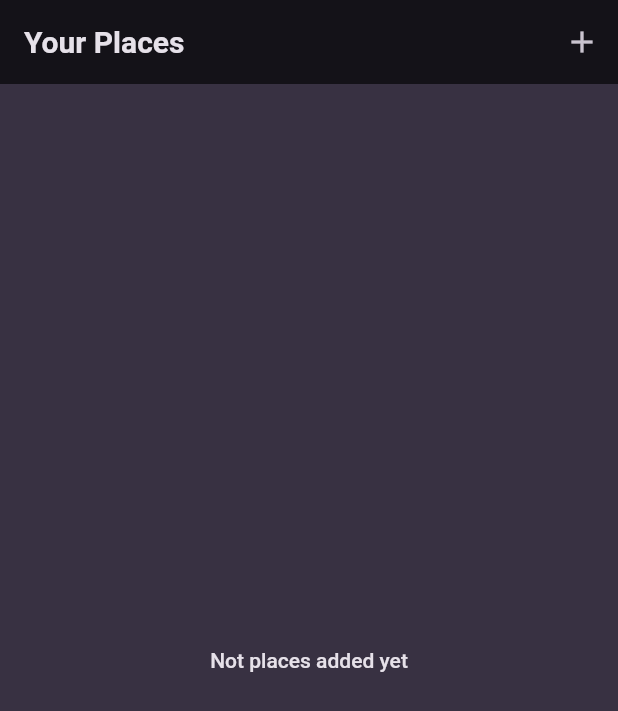
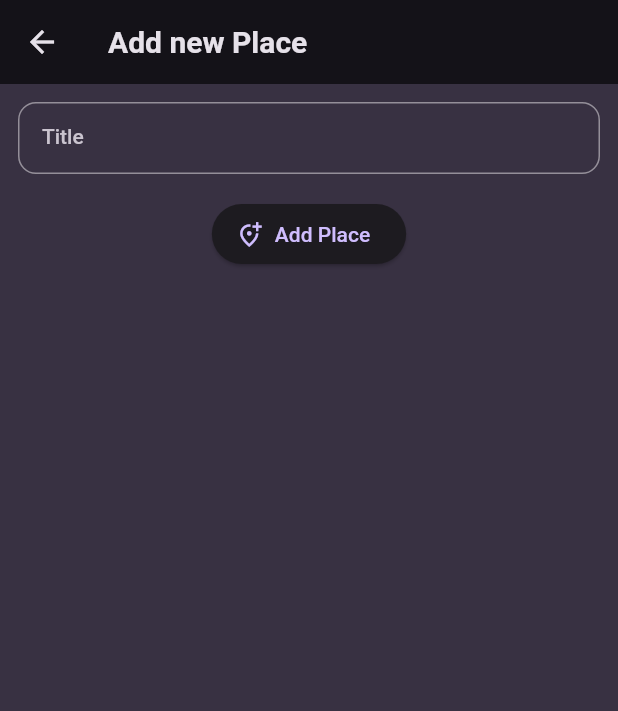
Before and after one commit to jsare/favorite_places, a Flutter app: the screen it shows after launch, after a tap on the "add" icon, on a phone screen of 412 x 824 dp. Shown: the top 711 px of the screen. Run offline on Flutter 3.47's test engine with Material 2 defaults, Android fonts, the phone set to English and light mode, and no system bars; our stand-ins replace google_fonts.

Commit message:
Added place screen

```diff
--- /dev/null
+++ b/lib/screens/add_place_screen.dart
@@ -0,0 +1,52 @@
+import 'package:flutter/material.dart';
+
+class AddPlaceScreen extends StatefulWidget {
+  const AddPlaceScreen({super.key});
+
+  @override
+  State<AddPlaceScreen> createState() => _AddPlaceScreenState();
+}
+
+class _AddPlaceScreenState extends State<AddPlaceScreen> {
+  final _titleController = TextEditingController();
+
+  @override
+  void dispose() {
+    _titleController.dispose();
+    super.dispose();
+  }
+
+  @override
+  Widget build(BuildContext context) {
+    return Scaffold(
+      appBar: AppBar(
+        title: const Text('Add new Place'),
+      ),
+      body: SingleChildScrollView(
+        padding: const EdgeInsets.all(12.0),
+        child: Column(
+          children: [
+            TextField(
+              controller: _titleController,
+              decoration: const InputDecoration(
+                border: OutlineInputBorder(
+                  borderRadius: BorderRadius.all(Radius.circular(12)),
+                ),
+                labelText: 'Title',
+              ),
+              style: TextStyle(
+                color: Theme.of(context).colorScheme.onBackground,
+              ),
+            ),
+            const SizedBox(height: 16),
+            ElevatedButton.icon(
+              onPressed: () {},
+              icon: const Icon(Icons.add_location_alt_outlined),
+              label: const Text('Add Place'),
+            ),
+          ],
+        ),
+      ),
+    );
+  }
+}
--- a/lib/screens/home_screen.dart
+++ /dev/null
@@ -1,17 +0,0 @@
-import 'package:flutter/material.dart';
-
-class HomeScreen extends StatelessWidget {
-  const HomeScreen({super.key});
-
-  @override
-  Widget build(BuildContext context) {
-    return Scaffold(
-      appBar: AppBar(
-        title: const Text('Favorite Places'),
-      ),
-      body: const Center(
-        child: Text('Let\'s go make this app'),
-      ),
-    );
-  }
-}
--- a/lib/screens/places.dart
+++ b/lib/screens/places.dart
@@ -1,3 +1,4 @@
+import 'package:favorite_places/screens/add_place_screen.dart';
 import 'package:favorite_places/widgets/places_list.dart';
 import 'package:flutter/material.dart';
 
@@ -11,7 +12,13 @@ class PlacesScreen extends StatelessWidget {
         title: const Text('Your Places'),
         actions: [
           IconButton(
-            onPressed: () {},
+            onPressed: () {
+              Navigator.of(context).push(
+                MaterialPageRoute(
+                  builder: (context) => const AddPlaceScreen(),
+                ),
+              );
+            },
             icon: const Icon(Icons.add_outlined),
           ),
         ],
```
